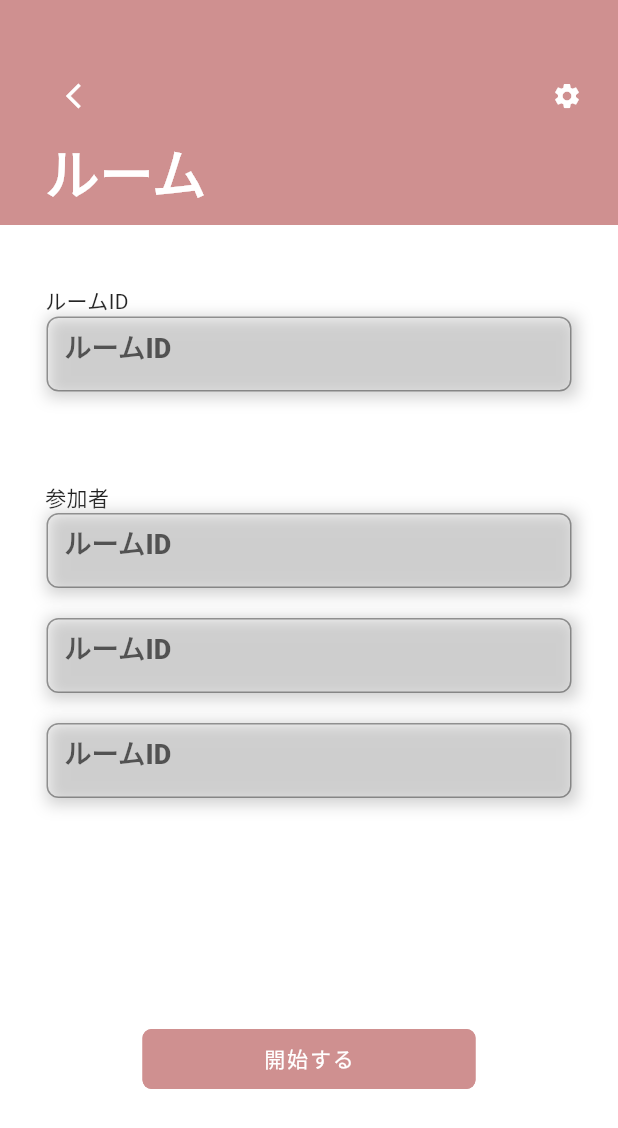
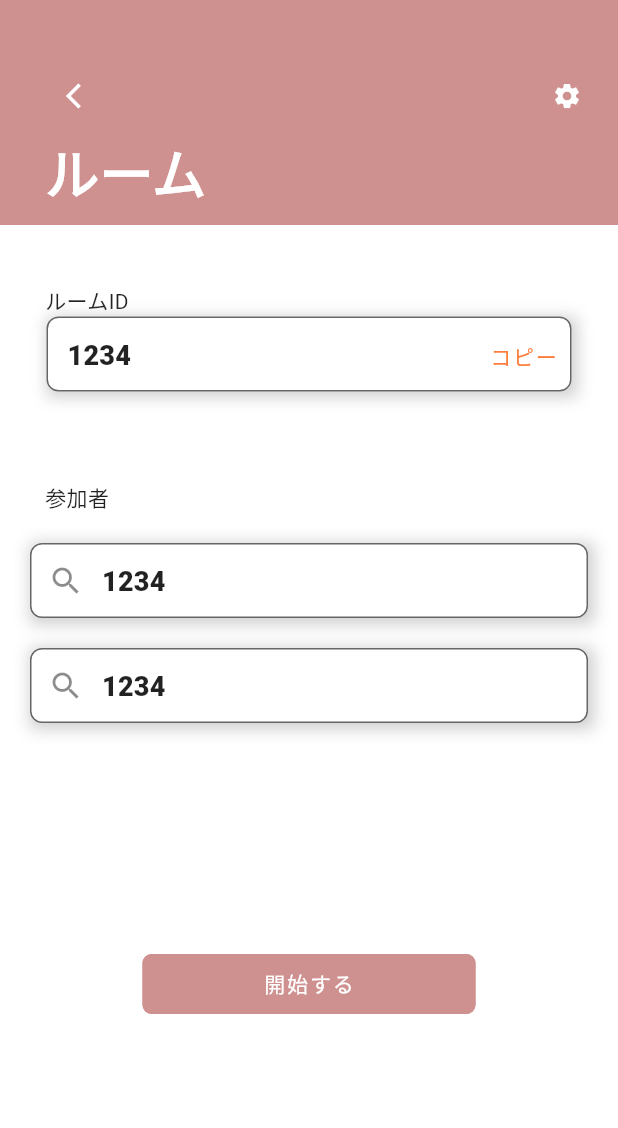
Before and after one commit to Tanesan/spajam2022, a Flutter app: the RoomRobyPage screen opened by its route, on a phone screen of 412 x 824 dp. Shown: the top 1128 px of the screen. Run offline on Flutter 3.47's test engine with Material 2 defaults, Android fonts, the phone set to English and light mode, and no system bars; our stand-ins replace flutter_countdown_timer, google_fonts.

Commit message:
Roomの入力画面の追加

```diff
--- a/lib/app.dart
+++ b/lib/app.dart
@@ -3,8 +3,6 @@ import 'package:google_fonts/google_fonts.dart';
 import 'package:spajam2022/ui/pages/home_page.dart';
 import 'package:spajam2022/ui/pages/room_enter_page.dart';
 import 'package:spajam2022/ui/pages/room_roby_page.dart';
-
-import 'ui/pages/top_page.dart';
 
 class MyApp extends StatelessWidget {
   const MyApp({super.key});
@@ -75,9 +73,9 @@ class MyApp extends StatelessWidget {
                   fontWeight: FontWeight.w400,
                   letterSpacing: 1.5),
             )),
-        home: const TopPage(),
+        home: const HomePage(),
         routes: <String, WidgetBuilder>{
-          '/home': (BuildContext context) => HomePage(),
+          // '/home': (BuildContext context) => HomePage(),
           '/roomenter': (BuildContext context) => RoomEnterPage(),
           '/roomroby': (BuildContext context) => RoomRobyPage(),
         });
--- a/lib/ui/components/text_field_custom.dart
+++ b/lib/ui/components/text_field_custom.dart
@@ -4,9 +4,16 @@ class TextFieldCustom extends StatelessWidget {
   final String? suffix;
   final String hintText;
   final Function onPressed;
+  final IconData? prefixIcon;
+  final TextEditingController? InputController;
 
   TextFieldCustom(
-      {Key? key, this.suffix, required this.onPressed, required this.hintText})
+      {Key? key,
+      this.suffix,
+      required this.onPressed,
+      required this.hintText,
+      this.InputController,
+      this.prefixIcon})
       : super(key: key);
 
   @override
@@ -25,8 +32,12 @@ class TextFieldCustom extends StatelessWidget {
         ],
       ),
       child: TextFormField(
+          controller: InputController ?? null,
           decoration: InputDecoration(
+            contentPadding: EdgeInsets.fromLTRB(14, 10, 0, 10),
+            prefixIcon: this.prefixIcon != null ? Icon(this.prefixIcon) : null,
             fillColor: Colors.white,
+            filled: true,
             focusColor: Colors.white,
             suffix: TextButton(
                 child: Text(this.suffix ?? ""), onPressed: () => onPressed()),
--- a/lib/ui/pages/room_roby_page.dart
+++ b/lib/ui/pages/room_roby_page.dart
@@ -35,8 +35,8 @@ class _RoomRobyPageState extends State<RoomRobyPage> {
                   TextFieldCustom(
                       suffix: "コピー",
                       hintText: "ルームID",
-                      onPressed: () =>
-                          Navigator.of(context).pushNamed('/roomroby')),
+                      InputController: TextEditingController(text: "1234"),
+                      onPressed: () => null),
                 ],
               ),
               Padding(
@@ -52,16 +52,23 @@ class _RoomRobyPageState extends State<RoomRobyPage> {
                         ],
                       ),
                     ),
-                    TextFieldCustom(hintText: "ルームID", onPressed: () {}),
                     Padding(
-                      padding: EdgeInsets.fromLTRB(0, 20, 0, 0),
-                      child:
-                          TextFieldCustom(hintText: "ルームID", onPressed: () {}),
-                    ),
-                    Padding(
-                      padding: EdgeInsets.fromLTRB(0, 20, 0, 0),
-                      child:
-                          TextFieldCustom(hintText: "ルームID", onPressed: () {}),
+                      padding: EdgeInsets.fromLTRB(20, 0, 20, 0),
+                      child: ListView.builder(
+                          padding: EdgeInsets.fromLTRB(0, 0, 0, 0),
+                          itemCount: 2,
+                          shrinkWrap: true,
+                          itemBuilder: (BuildContext context, int index) {
+                            return Padding(
+                              padding: EdgeInsets.fromLTRB(0, 20, 0, 0),
+                              child: TextFieldCustom(
+                                  hintText: "ルームID",
+                                  onPressed: () {},
+                                  InputController:
+                                      TextEditingController(text: "1234"),
+                                  prefixIcon: Icons.search),
+                            );
+                          }),
                     ),
                   ],
                 ),
```
Also changed, not shown: lib/ui/pages/home_page.dart (+12 -3 lines). Lines whose indentation alone changed are shown as unchanged.
